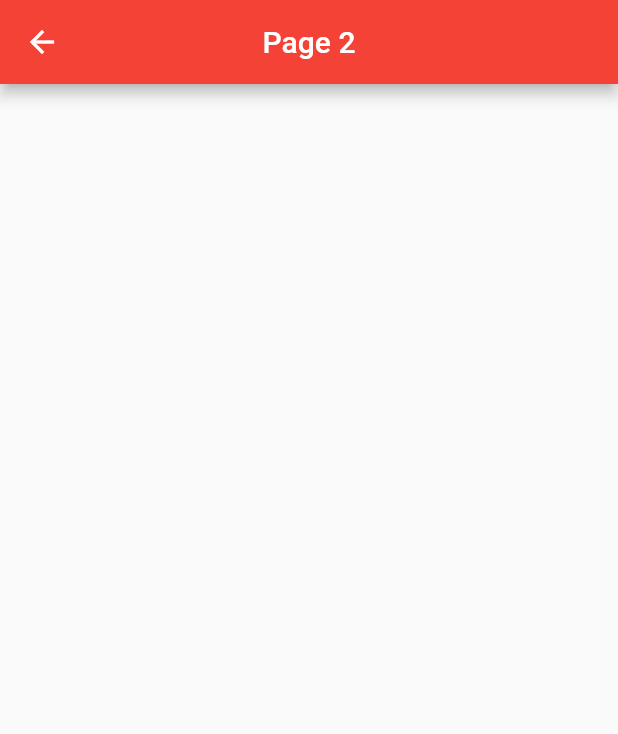
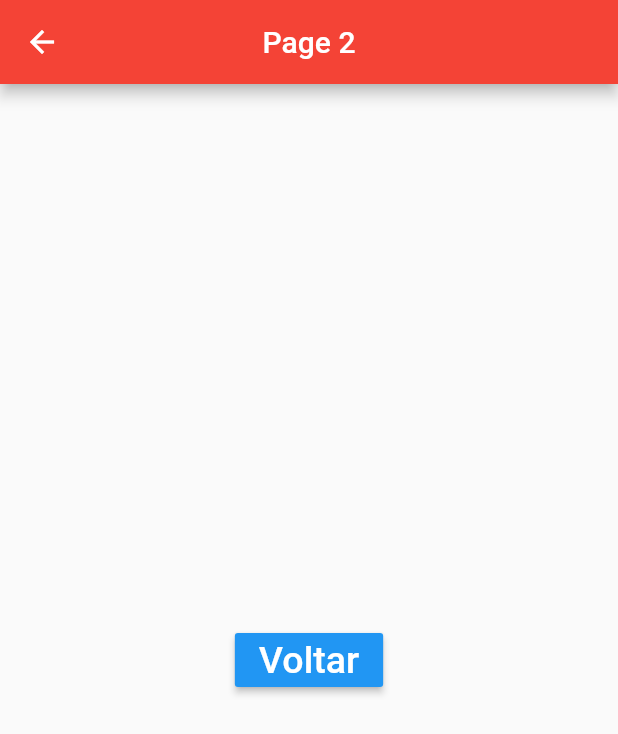
Before and after one commit to GabriellBP/flutter_app, a Flutter app: the screen it shows after launch, after a tap on "Page 2", on a phone screen of 412 x 824 dp. Shown: the top 734 px of the screen. Run offline on Flutter 3.47's test engine with Material 2 defaults, Android fonts, the phone set to English and light mode, and no system bars.

Commit message:
adding back button

```diff
--- a/lib/pages/hello_page2.dart
+++ b/lib/pages/hello_page2.dart
@@ -10,6 +10,27 @@ class HelloPage2 extends StatelessWidget {
         ),
         centerTitle: true,
       ),
+      body: _body(context),
     );
   }
+
+  _body(BuildContext context) {
+    return Center(
+      child: RaisedButton(
+        color: Colors.blue,
+        child: Text(
+          "Voltar",
+          style: TextStyle(
+            color: Colors.white,
+            fontSize: 25
+          ),
+        ),
+        onPressed: () => _onPressed(context),
+      ),
+    );
+  }
+
+  _onPressed(context) {
+    Navigator.pop(context);
+  }
 }
--- a/lib/pages/home_page.dart
+++ b/lib/pages/home_page.dart
@@ -57,7 +57,9 @@ class HomePage extends StatelessWidget {
               mainAxisAlignment: MainAxisAlignment.spaceEvenly,
               children: <Widget>[
                 _button(context, "ListView", () => _onClickNavigator(context, HelloPage1())),
-                _button(context, "Page 2", () => _onClickNavigator(context, HelloPage2())),
+                _button(context, "Page 2", () {
+                  _onClickNavigator(context, HelloPage2());
+                }),
                 _button(context, "Page 3", () => _onClickNavigator(context, HelloPage3())),
               ],
             ),
```
